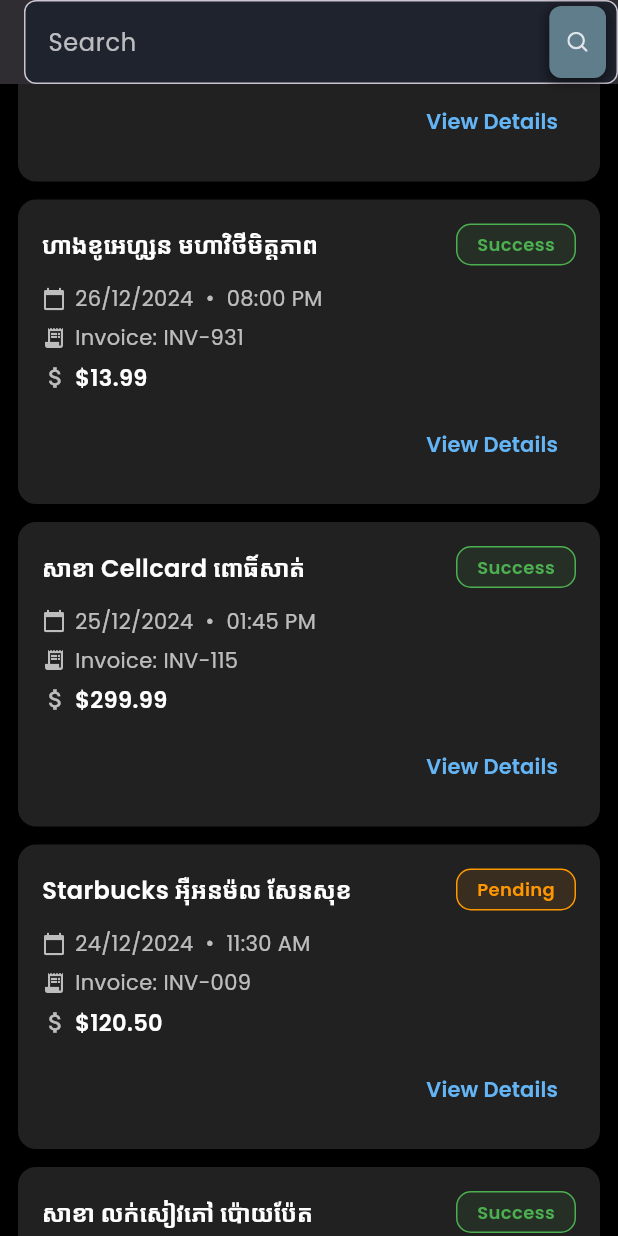
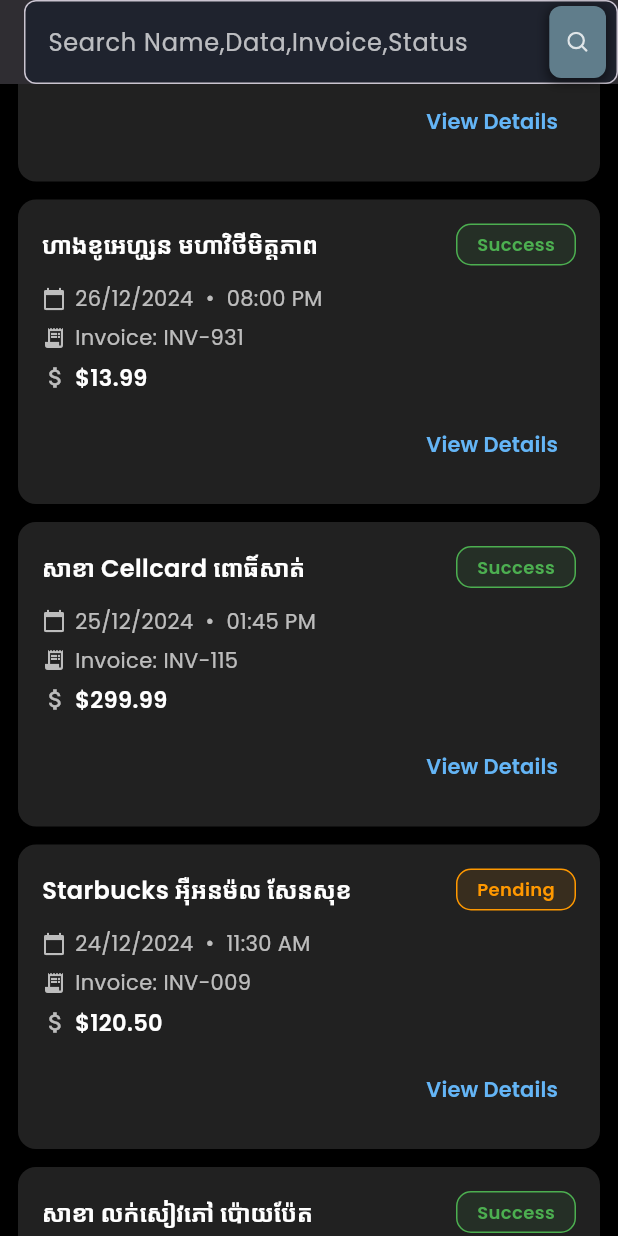
Before and after one commit to kakelay/Dashboard-Admin-Flutter, a Flutter app: the TransactionScreen screen opened directly, scrolled down 576 dp, on a phone screen of 412 x 824 dp. Run offline on Flutter 3.47's test engine with Material 3 defaults, Android fonts, the phone set to English and light mode, and no system bars; our stand-ins replace cached_network_image, fl_chart, flutter_svg, gap, get, google_fonts and 2 more; network calls fail; project files that could hold a hidden picture were left out.

Commit message:
update code for search transaction

```diff
--- a/lib/app/modules/screens/dashboard/components/SearchFieldWidget.dart
+++ b/lib/app/modules/screens/dashboard/components/SearchFieldWidget.dart
@@ -9,12 +9,14 @@ class SearchFieldWidget extends StatelessWidget {
   final TextEditingController? controller;
   final ValueChanged<String>? onChanged;
   final VoidCallback? onSearch;
+  final String? hintext;
 
   const SearchFieldWidget({
     Key? key,
     this.controller,
     this.onChanged,
     this.onSearch,
+    this.hintext,
   }) : super(key: key);
 
   @override
@@ -26,7 +28,7 @@ class SearchFieldWidget extends StatelessWidget {
       controller: controller,
       onChanged: onChanged,
       decoration: InputDecoration(
-        hintText: "Search",
+        hintText: hintext ?? 'Search',
         hintStyle: TextStyle(
           color: isDarkMode ? Colors.white70 : Colors.black54,
         ),
--- a/lib/app/modules/screens/dashboard/components/header.dart
+++ b/lib/app/modules/screens/dashboard/components/header.dart
@@ -8,6 +8,7 @@ class Header extends StatefulWidget {
   final Widget? titleWidget;
   final bool showProfile;
   final ValueChanged<String>? onSearch;
+  final String? hintext;
 
   const Header({
     Key? key,
@@ -15,6 +16,7 @@ class Header extends StatefulWidget {
     this.titleWidget,
     this.showProfile = true,
     this.onSearch,
+    this.hintext,
   }) : super(key: key);
 
   @override
@@ -47,6 +49,7 @@ class _HeaderState extends State<Header> {
           child: SearchFieldWidget(
             controller: _searchController,
             onChanged: widget.onSearch,
+            hintext: widget.hintext ?? 'Search',
           ),
         ),
         if (widget.showProfile)
--- a/lib/app/modules/screens/transactions/transaction_screen.dart
+++ b/lib/app/modules/screens/transactions/transaction_screen.dart
@@ -259,13 +259,17 @@ class _TransactionScreenState extends State<TransactionScreen> {
               padding: const EdgeInsets.only(left: 16),
               child: Header(
                 title: "Transactions",
+                hintext: 'Search Name,Data,Invoice,Status',
                 showProfile: false,
                 onSearch: (query) {
                   final filtered = _allTransactions.where((tx) {
                     final lowerQuery = query.toLowerCase();
                     return tx.invoiceId.toLowerCase().contains(lowerQuery) ||
                         tx.name.toLowerCase().contains(lowerQuery) ||
-                        tx.date.toLowerCase().contains(lowerQuery);
+                        tx.date.toLowerCase().contains(lowerQuery) ||
+                        tx.time.toLowerCase().contains(lowerQuery) ||
+                        tx.status.toLowerCase().contains(lowerQuery) ||
+                        tx.name.toLowerCase().contains(lowerQuery);
                   }).toList();
 
                   setState(() {
```
Also changed, not shown: pubspec.lock.
